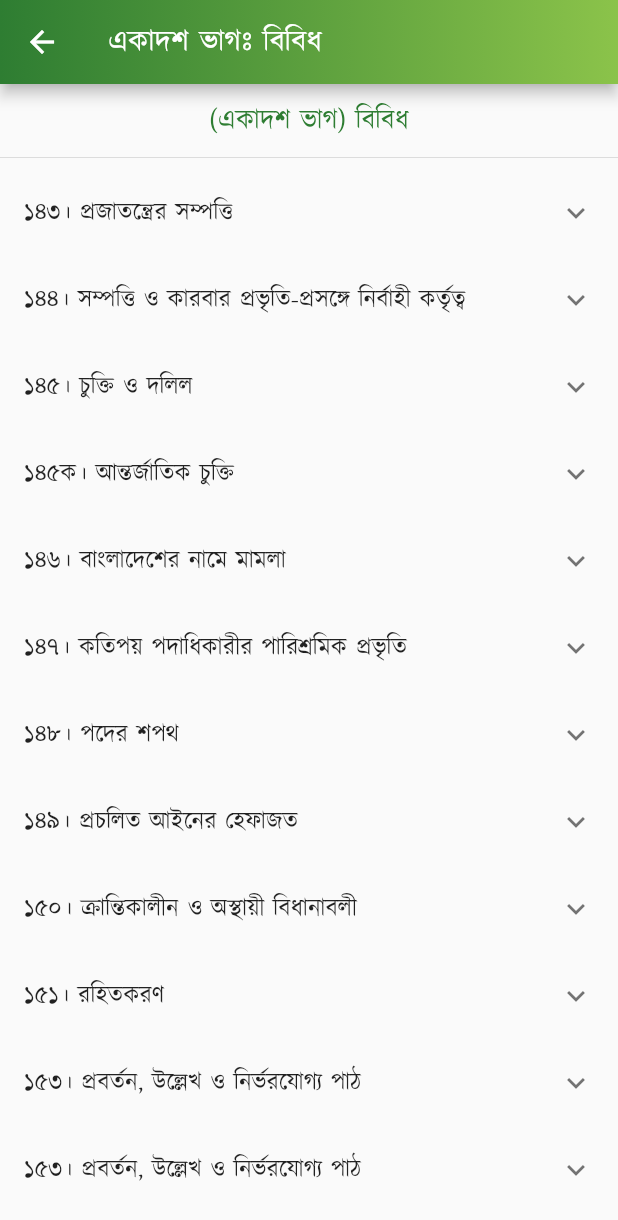
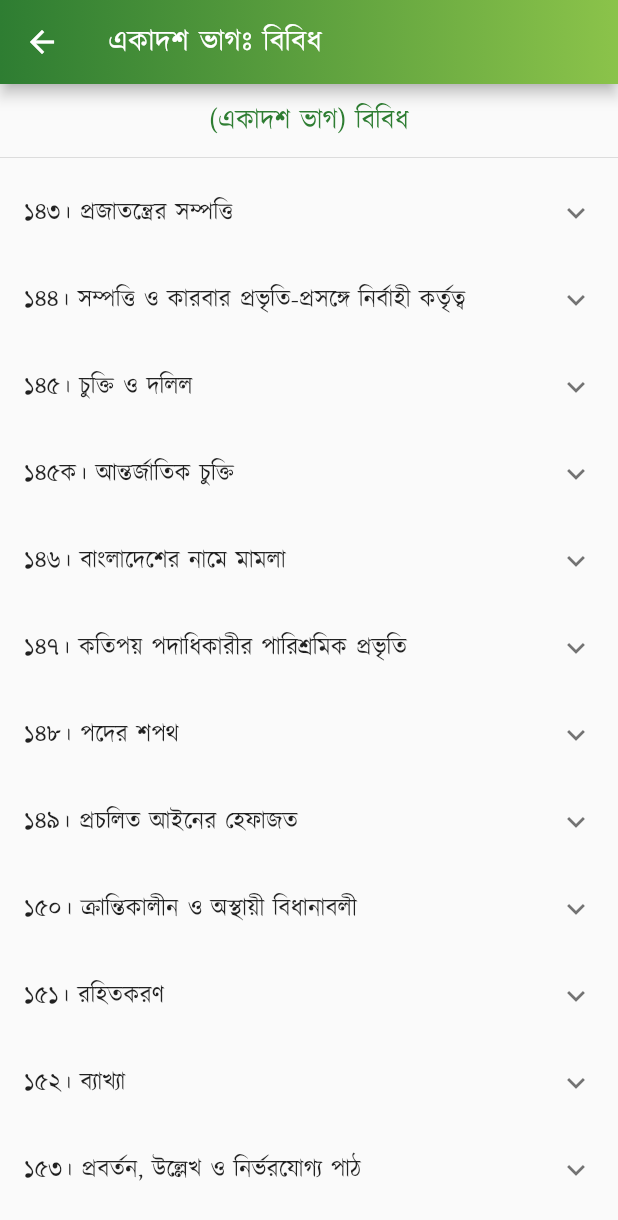
Before and after one commit to Azimul-Haque/flutter-onesignal, a Flutter app: the PartEleven screen opened directly, on a phone screen of 412 x 824 dp. Shown: the top 1220 px of the screen. Run offline on Flutter 3.47's test engine with Material 2 defaults, Android fonts, the phone set to English and light mode, and no system bars; our stand-ins replace fluttertoast, package_info_plus, percent_indicator, shared_preferences, sqflite; missing offline and left inert: blinking_text, flutter_share, onesignal_flutter, slide_popup_dialog; accounts and stored records are empty; network calls fail.

Commit message:
Commit Sat 04/30/2022  1:49:55.22 4298

```diff
--- a/lib/pages/constitution/part11.dart
+++ b/lib/pages/constitution/part11.dart
@@ -180,21 +180,11 @@ class PartEleven extends StatelessWidget {
             ],
           ),
           ExpansionTile(
-            title: Text('১৫৩। প্রবর্তন, উল্লেখ ও নির্ভরযোগ্য পাঠ'),
+            title: Text('১৫২। ব্যাখ্যা'),
             children: <Widget>[
               ListTile(
                   title: SelectableText(
                 '১৫৩। (১) এই সংবিধানকে "গণপ্রজাতন্ত্রী বাংলাদেশের সংবিধান" বলিয়া উল্লেখ করা হইবে এবং ১৯৭২ সালের ডিসেম্বর মাসের ১৬ তারিখে ইহা বলবৎ হইবে, যাহাকে এই সংবিধানে "সংবিধান-প্রবর্তন" বলিয়া অভিহিত করা হইয়াছে।',
-                textAlign: TextAlign.justify,
-              )),
-              ListTile(
-                  title: SelectableText(
-                '(২) বাংলায় এই সংবিধানের একটি নির্ভরযোগ্য পাঠ ও ইংরাজীতে অনুদিত একটি নির্ভরযোগ্য অনুমোদিত পাঠ থাকিবে এবং উভয় পাঠ নির্ভরযোগ্য বলিয়া গণপরিষদের স্পীকার সার্টিফিকেট প্রদান করিবেন।',
-                textAlign: TextAlign.justify,
-              )),
-              ListTile(
-                  title: SelectableText(
-                '(৩) এই অনুচ্ছেদের (২) দফা-অনুযায়ী সার্টিফিকেটযুক্ত কোন পাঠ এই সংবিধানের বিধানাবলীর চূড়ান্ত প্রমাণ বলিয়া গণ্য হইবে: \nতবে শর্ত থাকে যে, বাংলা ও ইংরাজী পাঠের মধ্যে বিরোধের ক্ষেত্রে বাংলা পাঠ প্রাধান্য পাইবে।',
                 textAlign: TextAlign.justify,
               )),
             ],
```
